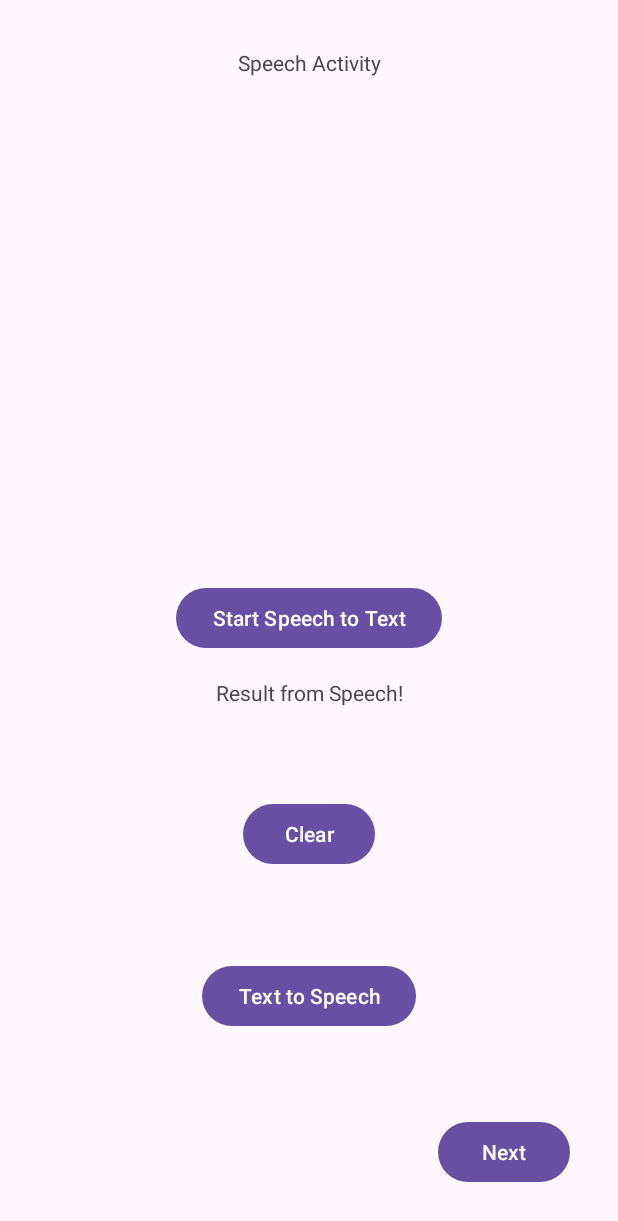
After one commit to Vishnusimha/FeaturesXML, an Android app: the SpeechActivity screen opened directly, with no data from a screen before it, on a phone screen of 412 x 824 dp. The commit adds this screen. Shown: the top 1221 px of the screen. Run offline under Robolectric (Android 15) with nearby library versions, the phone set to English and light mode, and no system bars; our stand-ins replace Dagger/Hilt's generated code; network calls fail.

Commit message:
add new below functionality
view binding
speech to text in speechActivity
text to speech in view model

```diff
--- a/app/src/main/java/com/vishnu/featuresxml/di/AppModule.kt
+++ b/app/src/main/java/com/vishnu/featuresxml/di/AppModule.kt
@@ -1,7 +1,7 @@
 package com.vishnu.featuresxml.di
 
+import com.vishnu.featuresxml.repository.ProductRepository
 import com.vishnu.featuresxml.repository.SwipeApiService
-import com.vishnu.featuresxml.repository.ProductRepository
 import com.vishnu.featuresxml.viewmodel.ProductViewModel
 import dagger.Module
 import dagger.Provides
--- /dev/null
+++ b/app/src/main/java/com/vishnu/featuresxml/presentation/SpeechActivity.kt
@@ -0,0 +1,82 @@
+package com.vishnu.featuresxml.presentation
+
+import android.app.Activity
+import android.content.ActivityNotFoundException
+import android.content.Intent
+import android.os.Bundle
+import android.speech.RecognizerIntent
+import android.view.View
+import android.widget.Toast
+import androidx.activity.viewModels
+import androidx.appcompat.app.AppCompatActivity
+import androidx.lifecycle.Observer
+import com.vishnu.featuresxml.databinding.ActivitySpeechBinding
+import com.vishnu.featuresxml.viewmodel.SpeechViewModel
+import dagger.hilt.android.AndroidEntryPoint
+import java.util.Locale
+
+private const val REQUEST_CODE_SPEECH_TO_TEXT = 1
+
+@AndroidEntryPoint
+class SpeechActivity : AppCompatActivity() {
+
+    private val viewModel: SpeechViewModel by viewModels()
+    private lateinit var _binding: ActivitySpeechBinding
+
+    override fun onCreate(savedInstanceState: Bundle?) {
+        super.onCreate(savedInstanceState)
+        _binding = ActivitySpeechBinding.inflate(layoutInflater)
+        setContentView(_binding.root)
+
+        viewModel.recognizedText.observe(this, Observer { recognizedText ->
+            _binding.speechTextView.text = recognizedText
+        })
+    }
+
+    @Deprecated("Deprecated in Java")
+    override fun onActivityResult(requestCode: Int, resultCode: Int, data: Intent?) {
+        super.onActivityResult(requestCode, resultCode, data)
+        when (requestCode) {
+            REQUEST_CODE_SPEECH_TO_TEXT -> {
+                if (resultCode == Activity.RESULT_OK && data != null) {
+                    val result = data.getStringArrayListExtra(RecognizerIntent.EXTRA_RESULTS)
+                    viewModel.handleSpeechRecognitionResult(result)
+                }
+            }
+        }
+    }
+
+    fun speechToText(view: View) {
+        val speechToTextIntent = Intent(RecognizerIntent.ACTION_RECOGNIZE_SPEECH)
+        speechToTextIntent.putExtra(
+            RecognizerIntent.EXTRA_LANGUAGE_MODEL,
+            RecognizerIntent.LANGUAGE_MODEL_FREE_FORM
+        )
+        speechToTextIntent.putExtra(RecognizerIntent.EXTRA_LANGUAGE, Locale.getDefault())
+        speechToTextIntent.putExtra(RecognizerIntent.EXTRA_PROMPT, "Speak now!")
+
+        try {
+            startActivityForResult(speechToTextIntent, REQUEST_CODE_SPEECH_TO_TEXT)
+        } catch (e: ActivityNotFoundException) {
+            e.printStackTrace()
+            Toast.makeText(
+                this,
+                "Speech recognition not supported on this device",
+                Toast.LENGTH_LONG
+            ).show()
+        }
+    }
+
+    fun onTextToSpeech(view: View) {
+        val text = _binding.speechTextView.text.toString().trim()
+        viewModel.speakText(text)
+    }
+
+    fun clearResultText(view: View) {
+        _binding.speechTextView.text = ""
+    }
+
+    fun goToClearView(view: View) {
+        startActivity(Intent(this, SpeechToTextPageActivity::class.java))
+    }
+}
--- /dev/null
+++ b/app/src/main/java/com/vishnu/featuresxml/viewmodel/SpeechViewModel.kt
@@ -0,0 +1,48 @@
+package com.vishnu.featuresxml.viewmodel
+
+import android.app.Application
+import android.speech.tts.TextToSpeech
+import androidx.lifecycle.LiveData
+import androidx.lifecycle.MutableLiveData
+import androidx.lifecycle.ViewModel
+import dagger.hilt.android.lifecycle.HiltViewModel
+import java.util.Locale
+import javax.inject.Inject
+
+
+@HiltViewModel
+class SpeechViewModel @Inject constructor(application: Application) : ViewModel() {
+
+    //text to speech API impl
+    private val _recognizedText = MutableLiveData<String>()
+    val recognizedText: LiveData<String> get() = _recognizedText
+
+    private val textToSpeechEngine: TextToSpeech by lazy {
+        TextToSpeech(
+//            context
+            application
+        ) { status ->
+            if (status == TextToSpeech.SUCCESS) {
+                textToSpeechEngine.language = Locale.UK
+            }
+        }
+    }
+
+    fun handleSpeechRecognitionResult(result: ArrayList<String>?) {
+        result?.let {
+            val recognizedText = it.getOrNull(0)
+            _recognizedText.value = recognizedText
+        }
+    }
+
+    fun speakText(text: String) {
+        if (text.isNotEmpty()) {
+            textToSpeechEngine.speak(text, TextToSpeech.QUEUE_FLUSH, null, "tts1")
+        }
+    }
+
+    override fun onCleared() {
+        super.onCleared()
+        textToSpeechEngine.shutdown()
+    }
+}
--- /dev/null
+++ b/app/src/main/res/layout/activity_speech.xml
@@ -0,0 +1,77 @@
+<?xml version="1.0" encoding="utf-8"?>
+<androidx.constraintlayout.widget.ConstraintLayout xmlns:android="http://schemas.android.com/apk/res/android"
+    xmlns:app="http://schemas.android.com/apk/res-auto"
+    xmlns:tools="http://schemas.android.com/tools"
+    android:id="@+id/speechActivity"
+    android:layout_width="match_parent"
+    android:layout_height="match_parent"
+    tools:context=".presentation.SpeechActivity">
+
+    <TextView
+        android:id="@+id/speechTextView"
+        android:layout_width="wrap_content"
+        android:layout_height="wrap_content"
+        android:layout_marginTop="16dp"
+        android:text="@string/result_from_speech"
+        app:layout_constraintBottom_toBottomOf="parent"
+        app:layout_constraintEnd_toEndOf="parent"
+        app:layout_constraintStart_toStartOf="parent"
+        app:layout_constraintTop_toBottomOf="@+id/SpeechButton"
+        app:layout_constraintVertical_bias="0.0" />
+
+    <Button
+        android:id="@+id/SpeechButton"
+        android:layout_width="wrap_content"
+        android:layout_height="wrap_content"
+        android:onClick="speechToText"
+        android:text="@string/start_speech_to_text"
+        app:layout_constraintBottom_toBottomOf="parent"
+        app:layout_constraintEnd_toEndOf="parent"
+        app:layout_constraintStart_toStartOf="parent"
+        app:layout_constraintTop_toTopOf="parent" />
+
+    <Button
+        android:id="@+id/txtToSpeech"
+        android:layout_width="wrap_content"
+        android:layout_height="wrap_content"
+        android:layout_marginTop="32dp"
+        android:onClick="onTextToSpeech"
+        android:text="@string/text_to_speech"
+        app:layout_constraintBottom_toBottomOf="parent"
+        app:layout_constraintEnd_toEndOf="parent"
+        app:layout_constraintStart_toStartOf="parent"
+        app:layout_constraintTop_toBottomOf="@+id/speechTextView" />
+
+    <Button
+        android:id="@+id/clearBtn"
+        android:layout_width="wrap_content"
+        android:layout_height="wrap_content"
+        android:onClick="clearResultText"
+        android:text="Clear"
+        app:layout_constraintBottom_toTopOf="@+id/txtToSpeech"
+        app:layout_constraintEnd_toEndOf="parent"
+        app:layout_constraintStart_toStartOf="parent"
+        app:layout_constraintTop_toBottomOf="@+id/speechTextView" />
+
+    <TextView
+        android:id="@+id/textView"
+        android:layout_width="wrap_content"
+        android:layout_height="wrap_content"
+        android:layout_marginTop="32dp"
+        android:text="@string/speech_activity"
+        app:layout_constraintEnd_toEndOf="parent"
+        app:layout_constraintStart_toStartOf="parent"
+        app:layout_constraintTop_toTopOf="parent" />
+
+    <Button
+        android:id="@+id/btnNoPopUp"
+        android:layout_width="wrap_content"
+        android:layout_height="wrap_content"
+        android:layout_marginEnd="32dp"
+        android:layout_marginBottom="32dp"
+        android:onClick="goToClearView"
+        android:text="@string/next"
+        app:layout_constraintBottom_toBottomOf="parent"
+        app:layout_constraintEnd_toEndOf="parent" />
+
+</androidx.constraintlayout.widget.ConstraintLayout>
--- a/app/src/main/res/values/strings.xml
+++ b/app/src/main/res/values/strings.xml
@@ -1,3 +1,10 @@
 <resources>
     <string name="app_name">FeaturesXML</string>
+    <string name="start_speech_to_text">Start Speech to Text</string>
+    <string name="text_to_speech">Text to Speech</string>
+    <string name="speech_activity">Speech Activity</string>
+    <string name="result_from_speech">Result from Speech!</string>
+    <string name="next">Next</string>
+    <string name="voice_no_pop_up">Voice No Pop Up</string>
+    <string name="result_here">Result here</string>
 </resources>
--- a/app/src/main/res/values/themes.xml
+++ b/app/src/main/res/values/themes.xml
@@ -1,4 +1,4 @@
-<resources xmlns:tools="http://schemas.android.com/tools">
+<resources>
     <!-- Base application theme. -->
     <style name="Base.Theme.FeaturesXML" parent="Theme.Material3.DayNight.NoActionBar">
         <!-- Customize your light theme here. -->
```
Also changed, not shown: app/build.gradle.kts (+11 -6 lines), app/src/main/AndroidManifest.xml (+10 -3 lines), app/src/main/java/com/vishnu/featuresxml/presentation/MainActivity.kt (+12 -7 lines), app/src/main/java/com/vishnu/featuresxml/presentation/SpeechToTextPageActivity.kt (added, +119 -0 lines), app/src/main/res/layout/activity_main.xml (+27 -0 lines), app/src/main/res/layout/activity_speech_to_text_page.xml (added, +29 -0 lines), 1 other file.
